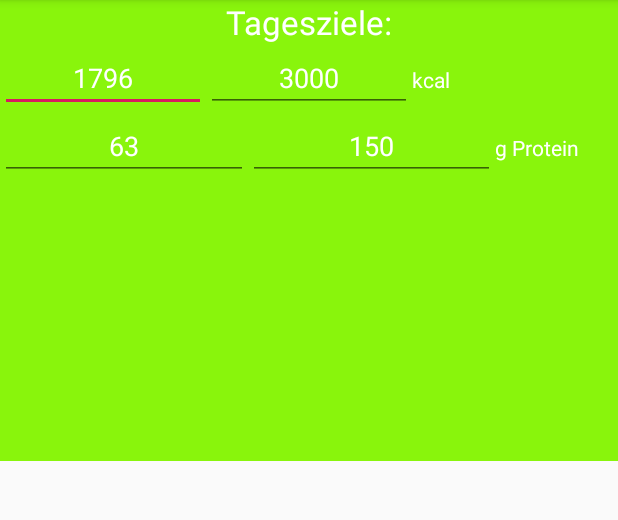
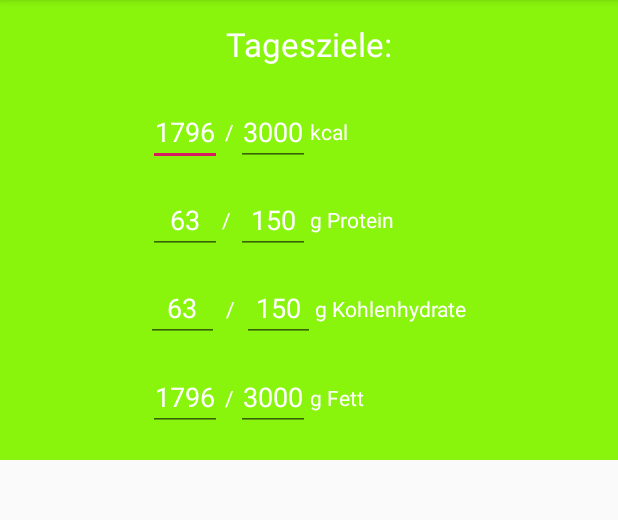
Before and after one commit to JannisUnkrig/Ernaehrungstracker, an Android app: the screen it shows after launch (MainActivity), on a phone screen of 412 x 824 dp, the part 84-604 px from its top. Run offline under Robolectric (Android 15) with nearby library versions, the phone set to English and light mode, and no system bars.

Commit message:
upper half design started

```diff
--- a/app/src/main/res/layout/activity_main.xml
+++ b/app/src/main/res/layout/activity_main.xml
@@ -7,6 +7,7 @@
     tools:context=".MainActivity">
 
     <LinearLayout
+        android:id="@+id/baseLayout"
         android:layout_width="0dp"
         android:layout_height="0dp"
         android:gravity="top"
@@ -17,16 +18,19 @@
         app:layout_constraintTop_toTopOf="parent">
 
         <LinearLayout
+            android:id="@+id/upperLayout"
             android:layout_width="match_parent"
-            android:layout_height="match_parent"
-            android:layout_weight="0.6"
+            android:layout_height="0dp"
+            android:layout_weight="0.4"
             android:background="#89F50C"
             android:orientation="vertical">
 
             <TextView
-                android:id="@+id/textView3"
+                android:id="@+id/tageszieleHeadline"
                 android:layout_width="match_parent"
-                android:layout_height="wrap_content"
+                android:layout_height="0dp"
+                android:layout_weight="1"
+                android:gravity="center"
                 android:text="Tagesziele:"
                 android:textAlignment="center"
                 android:textColor="#FFFFFF"
@@ -34,14 +38,21 @@
 
             <LinearLayout
                 android:layout_width="match_parent"
-                android:layout_height="wrap_content"
+                android:layout_height="0dp"
+                android:layout_weight="1"
+                android:gravity="center"
                 android:orientation="horizontal">
+
+                <Space
+                    android:layout_width="0dp"
+                    android:layout_height="wrap_content"
+                    android:layout_weight="1" />
 
                 <EditText
                     android:id="@+id/editText"
-                    android:layout_width="match_parent"
+                    android:layout_width="0dp"
                     android:layout_height="wrap_content"
-                    android:layout_weight="0.2"
+                    android:layout_weight="0.5"
                     android:ems="10"
                     android:inputType="number"
                     android:text="1796"
@@ -49,19 +60,19 @@
                     android:textColor="#FFFFFF" />
 
                 <TextView
-                    android:id="@+id/textView4"
-                    android:layout_width="match_parent"
+                    android:id="@+id/textView2"
+                    android:layout_width="0dp"
                     android:layout_height="wrap_content"
-                    android:layout_weight="0.3"
+                    android:layout_weight="0.1"
                     android:text="/"
                     android:textAlignment="center"
                     android:textColor="#FFFFFF" />
 
                 <EditText
                     android:id="@+id/editText2"
-                    android:layout_width="match_parent"
+                    android:layout_width="0dp"
                     android:layout_height="wrap_content"
-                    android:layout_weight="0.2"
+                    android:layout_weight="0.5"
                     android:ems="10"
                     android:inputType="number"
                     android:text="3000"
@@ -70,24 +81,36 @@
 
                 <TextView
                     android:id="@+id/textView5"
-                    android:layout_width="match_parent"
+                    android:layout_width="0dp"
                     android:layout_height="wrap_content"
-                    android:layout_weight="0.2"
+                    android:layout_weight="1.07"
                     android:text="kcal"
                     android:textColor="#FFFFFF" />
+
+                <Space
+                    android:layout_width="0dp"
+                    android:layout_height="wrap_content"
+                    android:layout_weight="1" />
 
             </LinearLayout>
 
             <LinearLayout
                 android:layout_width="match_parent"
-                android:layout_height="match_parent"
+                android:layout_height="0dp"
+                android:layout_weight="1"
+                android:gravity="center"
                 android:orientation="horizontal">
+
+                <Space
+                    android:layout_width="0dp"
+                    android:layout_height="wrap_content"
+                    android:layout_weight="1" />
 
                 <EditText
                     android:id="@+id/editText3"
-                    android:layout_width="match_parent"
+                    android:layout_width="0dp"
                     android:layout_height="wrap_content"
-                    android:layout_weight="1"
+                    android:layout_weight="0.5"
                     android:ems="10"
                     android:inputType="number"
                     android:text="63"
@@ -95,19 +118,18 @@
                     android:textColor="#FFFFFF" />
 
                 <TextView
-                    android:id="@+id/textView6"
-                    android:layout_width="match_parent"
+                    android:id="@+id/slash2"
+                    android:layout_width="0dp"
                     android:layout_height="wrap_content"
-                    android:layout_weight="2"
+                    android:layout_weight="0.1"
                     android:text="/"
-                    android:textAlignment="center"
                     android:textColor="#FFFFFF" />
 
                 <EditText
                     android:id="@+id/editText4"
-                    android:layout_width="match_parent"
+                    android:layout_width="0dp"
                     android:layout_height="wrap_content"
-                    android:layout_weight="1"
+                    android:layout_weight="0.5"
                     android:ems="10"
                     android:inputType="number"
                     android:text="150"
@@ -116,19 +138,149 @@
 
                 <TextView
                     android:id="@+id/textView7"
-                    android:layout_width="match_parent"
+                    android:layout_width="0dp"
                     android:layout_height="wrap_content"
-                    android:layout_weight="1"
+                    android:layout_weight="1.07"
                     android:text="g Protein"
                     android:textColor="#FFFFFF" />
 
+                <Space
+                    android:layout_width="0dp"
+                    android:layout_height="wrap_content"
+                    android:layout_weight="1" />
+
             </LinearLayout>
+
+            <LinearLayout
+                android:layout_width="match_parent"
+                android:layout_height="0dp"
+                android:layout_weight="1"
+                android:gravity="center"
+                android:orientation="horizontal">
+
+                <Space
+                    android:layout_width="0dp"
+                    android:layout_height="wrap_content"
+                    android:layout_weight="1" />
+
+                <EditText
+                    android:id="@+id/editText3"
+                    android:layout_width="0dp"
+                    android:layout_height="wrap_content"
+                    android:layout_weight="0.5"
+                    android:ems="10"
+                    android:inputType="number"
+                    android:text="63"
+                    android:textAlignment="center"
+                    android:textColor="#FFFFFF" />
+
+                <TextView
+                    android:id="@+id/slash3"
+                    android:layout_width="wrap_content"
+                    android:layout_height="wrap_content"
+                    android:layout_weight="0.1"
+                    android:text="/"
+                    android:textAlignment="center"
+                    android:textColor="#FFFFFF" />
+
+                <EditText
+                    android:id="@+id/editText4"
+                    android:layout_width="0dp"
+                    android:layout_height="wrap_content"
+                    android:layout_weight="0.5"
+                    android:ems="10"
+                    android:inputType="number"
+                    android:text="150"
+                    android:textAlignment="center"
+                    android:textColor="#FFFFFF" />
+
+                <TextView
+                    android:id="@+id/textView7"
+                    android:layout_width="0dp"
+                    android:layout_height="wrap_content"
+                    android:layout_weight="1.07"
+                    android:text="g Kohlenhydrate"
+                    android:textColor="#FFFFFF" />
+
+                <Space
+                    android:layout_width="0dp"
+                    android:layout_height="wrap_content"
+                    android:layout_weight="1" />
+
+            </LinearLayout>
+
+            <LinearLayout
+                android:layout_width="match_parent"
+                android:layout_height="0dp"
+                android:layout_weight="1"
+                android:gravity="center"
+                android:orientation="horizontal">
+
+                <Space
+                    android:layout_width="0dp"
+                    android:layout_height="wrap_content"
+                    android:layout_weight="1" />
+
+                <EditText
+                    android:id="@+id/editText"
+                    android:layout_width="0dp"
+                    android:layout_height="wrap_content"
+                    android:layout_weight="0.5"
+                    android:ems="10"
+                    android:inputType="number"
+                    android:text="1796"
+                    android:textAlignment="center"
+                    android:textColor="#FFFFFF" />
+
+                <TextView
+                    android:id="@+id/slash4"
+                    android:layout_width="0dp"
+                    android:layout_height="wrap_content"
+                    android:layout_weight="0.1"
+                    android:text="/"
+                    android:textAlignment="center"
+                    android:textColor="#FFFFFF" />
+
+                <EditText
+                    android:id="@+id/editText2"
+                    android:layout_width="0dp"
+                    android:layout_height="wrap_content"
+                    android:layout_weight="0.5"
+                    android:ems="10"
+                    android:inputType="number"
+                    android:text="3000"
+                    android:textAlignment="center"
+                    android:textColor="#FFFFFF" />
+
+                <TextView
+                    android:id="@+id/textView5"
+                    android:layout_width="0dp"
+                    android:layout_height="wrap_content"
+                    android:layout_weight="1.07"
+                    android:text="g Fett"
+                    android:textColor="#FFFFFF" />
+
+                <Space
+                    android:layout_width="0dp"
+                    android:layout_height="wrap_content"
+                    android:layout_weight="1" />
+
+            </LinearLayout>
+
+            <Space
+                android:layout_width="match_parent"
+                android:layout_height="0dp"
+                android:layout_weight="0.2" />
+
         </LinearLayout>
 
         <LinearLayout
+            android:id="@+id/lowerLayout"
             android:layout_width="match_parent"
-            android:layout_height="match_parent"
-            android:layout_weight="0.4"
-            android:orientation="vertical"></LinearLayout>
+            android:layout_height="0dp"
+            android:layout_weight="0.6"
+            android:orientation="vertical">
+
+        </LinearLayout>
     </LinearLayout>
 </androidx.constraintlayout.widget.ConstraintLayout>
```
